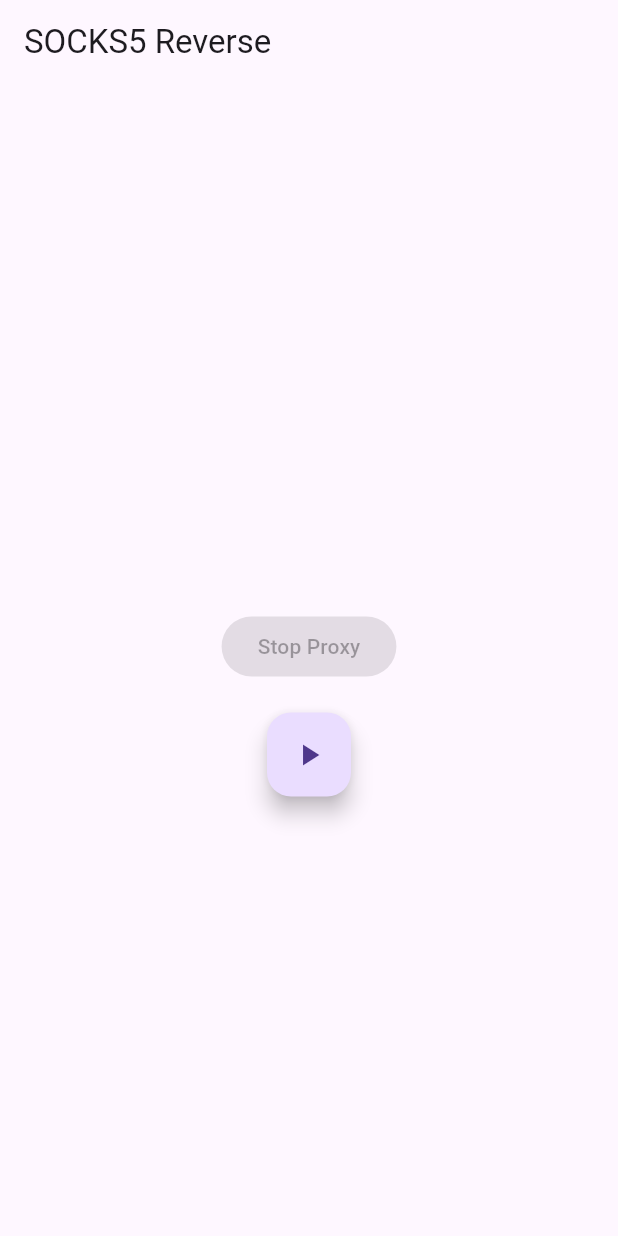
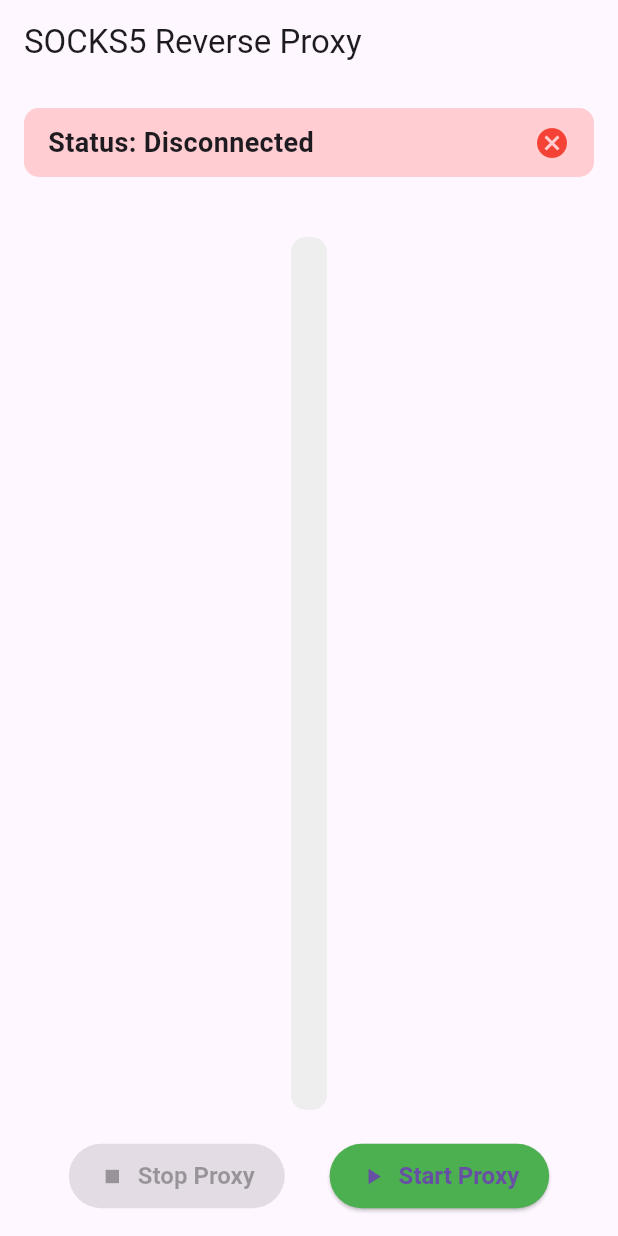
Before and after one commit to weiroot94/reverse-proxy-sys, a Flutter app: the screen it shows after launch, on a phone screen of 412 x 824 dp. Run offline on Flutter 3.47's test engine with Material 3 defaults, Android fonts, the light colour scheme and no system bars; our stand-ins replace cloud_firestore, firebase_auth, firebase_messaging, firebase_storage, flutter_local_notifications, fluttertoast and 4 more; accounts and stored records are empty.

Commit message:
slave_revise: refactor the code, update UI layout

```diff
--- a/slave-node/socks_five_test/lib/main.dart
+++ b/slave-node/socks_five_test/lib/main.dart
@@ -1,7 +1,8 @@
 import 'package:flutter/material.dart';
-import 'package:http/http.dart' as http;
 import 'dart:io';
 import 'dart:typed_data';
+
+import 'tun_socks.dart';
 import 'socks5_session.dart';
 
 void main() {
@@ -23,243 +24,32 @@ class MyHomePage extends StatefulWidget {
 }
 
 class _MyHomePageState extends State<MyHomePage> {
-  Socket? _master_conn;
-  Socket? _dest_conn;
-  bool _isConnected = false;
-  bool _isConnecting = false;
-  bool _isManualyStopped = false;
-  int _retryAttempts = 0;
-  String _connectionStatus = "";
-
-  States currentState = States.handshake;
-
-  // Perform Internet speed test
-  bool _inCheckingSpeedStage = false;
-  final int _expectedDataSize = 5000000;
-  int _recvBytes = 0;
-  Stopwatch? _checkTimer;
+  late TunSocks _tunSocks;
+  String _connectionStatus = "Disconnected";
+  String _logMessages = "";
 
   @override
   void initState() {
     super.initState();
-  }
-
-  // Retry logic to reconnect when connection is broken
-  Future<void> _retryConnection() {
-    // Retry logic to reconnect when connection is broken
-    if (_retryAttempts % 5 != 0 || _retryAttempts == 0) {
-      // Retry the connection every 5 seconds
-      Future.delayed(Duration(seconds: 5), () async {
-        _retryAttempts++;
-        print('Retrying connection... Attempt $_retryAttempts');
-        await _startProxyServer();
-      });
-    } else {
-      // After every 5 attempts, wait for 1 minute
-      print('Reached 5 attempts. Waiting for 1 minute before retrying.');
-      Future.delayed(Duration(minutes: 1), () async {
-        _retryAttempts++;
-        print('Resuming retries after 1 minute. Attempt $_retryAttempts');
-        await _startProxyServer();
-      });
-    }
-
-    return Future.value();
-  }
-
-  Future<double> _performSpeedTest(String url) async {
-    final stopwatch = Stopwatch()..start();
-
-    try {
-      final response = await http.get(Uri.parse(url));
-      stopwatch.stop();
-
-      if (response.statusCode == 200) {
-        final contentLength = response.contentLength ?? 0;
-        final elapsedTime = stopwatch.elapsedMilliseconds / 1000; // in seconds
-
-        // Calculate speed in Mbps
-        final speedMbps = (contentLength * 8) / (elapsedTime * 1000000);
-        return speedMbps;
-      } else {
-        print('Failed to download file: ${response.statusCode}');
-        return 0.0;
-      }
-    } catch (e) {
-      print('Error during speed test: $e');
-      return 0.0;
-    }
-  }
-
-  Future<void> _startProxyServer() async {
-    setState(() {
-      _isConnecting = true;
-      _isManualyStopped = false;
-      _connectionStatus = "Connecting...";
-    });
-
-    final host = '188.245.104.81';
-    // final host = '192.168.12.244';
-
-    final port = 8000;
-
-    try {
-      _master_conn = await Socket.connect(host, port);
-      print('Connected to master node: $host:$port');
-
-      setState(() {
-        _isConnected = true;
-        _isConnecting = false;
-        _connectionStatus = "Connected to master node, waiting for client requests...";
-      });
-
-      _master_conn!.listen(
-        (data) {
-          _processData(data);
-        },
-        onDone: () {
-          print('Master connection closed');
-          setState(() {
-            _isConnected = false;
-            _isConnecting = false;
-            _connectionStatus = "Connection closed";
-          });
-
-          if (!_isManualyStopped)
-            _retryConnection();
-        },
-        onError: (error) {
-          print('Master connection error: $error');
-          _master_conn?.close();
-          _dest_conn?.destroy();
-          setState(() {
-            _isConnected = false;
-            _isConnecting = false;
-            _connectionStatus = "Connection error, trying to reconnect...";
-          });
-          _retryConnection();
-        },
-      );
-    } catch (e) {
-      print('Failed to connect to primary connection: $e');
-      setState(() {
-        _isConnecting = false;
-        _connectionStatus = "Failed to connect, trying to reconnect...";
-      });
-      _retryConnection();
-    }
-    return Future.value();
-  }
-
-  int _bytesToInt(List<int> bytes) {
-    return bytes.fold(0, (previousValue, element) => (previousValue << 8) + element);
-  }
-
-  List<int> _intToBytes(int value) {
-    return [
-      (value >> 24) & 0xFF,
-      (value >> 16) & 0xFF,
-      (value >> 8) & 0xFF,
-      value & 0xFF,
-    ];
-  }
-
-  void _sendToMasterInProtocol(int sessionId, List<int> data) {
-    List<int> header = _intToBytes(sessionId) + _intToBytes(data.length);
-    List<int> packet = header + data;
-
-    print('sessionId ${sessionId} SEND : ${data.length} bytes');
-
-    _master_conn?.add(packet);
-  }
-
-  void _processData(List<int> data) async {
-    try {
-        String command = String.fromCharCodes(data).trim();
-
-        if (command.startsWith('SPEED_TEST')) {
-          // Master sends SPEED_TEST command with the URL
-          String url = command.split(' ')[1];
-          print('Received speed test command. Testing URL: $url');
-
-          // Perform speed test
-          double speedMbps = await _performSpeedTest(url);
-          print('Speed test result: $speedMbps Mbps');
-
-          // Send result back to the master
-          Uint8List result = Uint8List.fromList('SPEED $speedMbps\n'.codeUnits);
-          _master_conn?.add(result);
-          await _master_conn?.flush();
-          return;
-        }
-
-        // Parse master-slave protocol
-        // Frame Structure:
-        // Session ID (4 bytes)
-        // Payload Length (4 bytes)
-        // Payload Data
-        int offset = 0;
-        while (offset < data.length) {
-          print('Received ${data.length} bytes from master');
-          // Parse the session ID and payload length
-          if (data.length - offset < 8) {
-            // Not enough data for header
-            break;
-          }
-
-          int sessionId = _bytesToInt(data.sublist(offset, offset + 4));
-          int payloadLength = _bytesToInt(data.sublist(offset + 4, offset + 8));
-          offset += 8;
-
-          // Check if the entire payload is available
-          if (data.length - offset < payloadLength) {
-            // Not enough data for payload
-            print('sessionId ${sessionId} ERR PAYLOAD : ${payloadLength} bytes');
-            break;
-          }
-
-          // Extract payload
-          List<int> payload = data.sublist(offset, offset + payloadLength);
-          offset += payloadLength;
-
-          print('sessionId ${sessionId} RECV: ${payloadLength} bytes');
-
-          // Handle the payload for the session
-          Socks5Session session;
-          if (sessions.containsKey(sessionId)) {
-            session = sessions[sessionId]!;
-          } else {
-            // Create a new session
-            session = Socks5Session(sessionId, _master_conn, _sendToMasterInProtocol);
-            sessions[sessionId] = session;
-          }
-
-          // Process the payload within the session
-          await session.processSocks5Data(payload);
-        }
-    } catch (e) {
-      print('Error processing data: $e');
-      _master_conn?.close();
-    }
-  }
-
-  // Stop proxy server and close connection
-  void _stopProxyServer() {
-    if (_master_conn != null) {
-      _master_conn!.close();
-      setState(() {
-        _isConnected = false;
-        _isManualyStopped = true;
-        _connectionStatus = "Disconnected";
-      });
-      print('Proxy server stopped');
-    }
+    _tunSocks = TunSocks(
+      host: '188.245.104.81',
+      port: 8000,
+      logCallback: (message) {
+        setState(() {
+          _logMessages += '$message\n';
+        });
+      },
+      connectionStatusCallback: (connected) {
+        setState(() {
+          _connectionStatus = connected ? "Connected" : "Disconnected";
+        });
+      },
+    );
   }
 
   @override
   void dispose() {
-    _master_conn?.destroy();
-    _dest_conn?.destroy();
+    _tunSocks.stopTunnel();
     super.dispose();
   }
 
@@ -267,31 +57,92 @@ class _MyHomePageState extends State<MyHomePage> {
   Widget build(BuildContext context) {
     return Scaffold(
       appBar: AppBar(
-        title: Text('SOCKS5 Reverse'),
+        title: Text('SOCKS5 Reverse Proxy'),
       ),
-      body: Center(
+      body: Padding(
+        padding: const EdgeInsets.all(16.0),
         child: Column(
-          mainAxisAlignment: MainAxisAlignment.center,
+          crossAxisAlignment: CrossAxisAlignment.center,
           children: [
             // Connection status bar
-            Padding(
-              padding: const EdgeInsets.all(16.0),
-              child: Text(
-                '$_connectionStatus',
-                style: TextStyle(fontSize: 18, fontWeight: FontWeight.bold),
+            Container(
+              padding: const EdgeInsets.symmetric(vertical: 10.0, horizontal: 16.0),
+              decoration: BoxDecoration(
+                color: _connectionStatus == "Connected" ? Colors.green[100] : Colors.red[100],
+                borderRadius: BorderRadius.circular(10),
+              ),
+              child: Row(
+                mainAxisAlignment: MainAxisAlignment.spaceBetween,
+                children: [
+                  Text(
+                    'Status: $_connectionStatus',
+                    style: TextStyle(fontSize: 18, fontWeight: FontWeight.bold),
+                  ),
+                  Icon(
+                    _connectionStatus == "Connected" ? Icons.check_circle : Icons.cancel,
+                    color: _connectionStatus == "Connected" ? Colors.green : Colors.red,
+                  ),
+                ],
               ),
             ),
-            // Stop Proxy Button
-            ElevatedButton(
-              onPressed: _isConnected ? _stopProxyServer : null,
-              child: Text('Stop Proxy'),
+            SizedBox(height: 40),
+            // Log Messages
+            Expanded(
+              child: Container(
+                padding: const EdgeInsets.all(12.0),
+                decoration: BoxDecoration(
+                  color: Colors.grey[200],
+                  borderRadius: BorderRadius.circular(10),
+                ),
+                child: SingleChildScrollView(
+                  child: Text(
+                    _logMessages,
+                    style: TextStyle(fontSize: 14),
+                    textAlign: TextAlign.center,
+                  ),
+                ),
+              ),
             ),
             SizedBox(height: 20),
-            // Start Proxy Button
-            FloatingActionButton(
-              onPressed: (!_isConnected && !_isConnecting) ? _startProxyServer : null,
-              tooltip: 'Start Proxy',
-              child: Icon(Icons.play_arrow),
+            // Action Buttons
+            Row(
+              mainAxisAlignment: MainAxisAlignment.spaceEvenly,
+              children: [
+                ElevatedButton(
+                  onPressed: _tunSocks.currentState == ProxyState.connected
+                      ? _tunSocks.stopTunnel
+                      : null,
+                  style: ElevatedButton.styleFrom(
+                    backgroundColor: Colors.red,
+                    padding: const EdgeInsets.symmetric(horizontal: 20.0, vertical: 12.0),
+                    textStyle: TextStyle(fontSize: 16, fontWeight: FontWeight.bold),
+                  ),
+                  child: Row(
+                    children: [
+                      Icon(Icons.stop),
+                      SizedBox(width: 8),
+                      Text('Stop Proxy'),
+                    ],
+                  ),
+                ),
+                ElevatedButton(
+                  onPressed: _tunSocks.currentState == ProxyState.disconnected
+                      ? _tunSocks.startTunnel
+                      : null,
+                  style: ElevatedButton.styleFrom(
+                    backgroundColor: Colors.green,
+                    padding: const EdgeInsets.symmetric(horizontal: 20.0, vertical: 12.0),
+                    textStyle: TextStyle(fontSize: 16, fontWeight: FontWeight.bold),
+                  ),
+                  child: Row(
+                    children: [
+                      Icon(Icons.play_arrow),
+                      SizedBox(width: 8),
+                      Text('Start Proxy'),
+                    ],
+                  ),
+                ),
+              ],
             ),
           ],
         ),
--- a/slave-node/socks_five_test/lib/socks5_session.dart
+++ b/slave-node/socks_five_test/lib/socks5_session.dart
@@ -88,7 +88,6 @@ class Socks5Session {
 
             try {
               _dest_conn = await Socket.connect(address, port, timeout: Duration(seconds: 5));
-              print('SOCKS5 RESOLVE $address:$port');
 
               // Reply: succeeded
               _sendData(Uint8List.fromList([5, 0, 0, 1, 0, 0, 0, 0, 0, 0]));
--- /dev/null
+++ b/slave-node/socks_five_test/lib/tun_socks.dart
@@ -0,0 +1,217 @@
+import 'dart:io';
+import 'package:logging/logging.dart';
+import 'package:http/http.dart' as http;
+import 'dart:async';
+import 'dart:typed_data';
+
+import 'socks5_session.dart';
+
+enum ProxyState {
+  disconnected,
+  connecting,
+  connected,
+  manuallyStopped,
+}
+
+class TunSocks {
+  final String host;
+  final int port;
+  late Socket? _masterConn;
+  late Socket? _destConn;
+
+  ProxyState currentState = ProxyState.disconnected;
+  int retryAttempts = 0;
+
+  final Function(String) logCallback;
+  final Function(bool) connectionStatusCallback;
+
+  TunSocks({
+    required this.host,
+    required this.port,
+    required this.logCallback,
+    required this.connectionStatusCallback,
+  });
+
+  Future<void> startTunnel() async {
+    if (currentState == ProxyState.connecting || currentState == ProxyState.connected) {
+      return;
+    }
+
+    currentState = ProxyState.connecting;
+    logCallback('Connecting to master node...');
+    connectionStatusCallback(false);
+
+    try {
+      _masterConn = await Socket.connect(host, port);
+      logCallback('Connected to master node: $host:$port');
+
+      currentState = ProxyState.connected;
+      connectionStatusCallback(true);
+
+      _masterConn!.listen(
+        (data) {
+          _processData(data);
+        },
+        onDone: () {
+          logCallback('Master connection closed');
+          currentState = ProxyState.disconnected;
+          connectionStatusCallback(false);
+
+          if (currentState != ProxyState.manuallyStopped) {
+            _retryConnection();
+          }
+        },
+        onError: (error) {
+          logCallback('Master connection error: $error');
+          _cleanupConnections();
+          connectionStatusCallback(false);
+          _retryConnection();
+        },
+      );
+    } catch (e) {
+      logCallback('Failed to connect to master: $e');
+      currentState = ProxyState.disconnected;
+      connectionStatusCallback(false);
+      _retryConnection();
+    }
+  }
+
+  Future<void> _retryConnection() async {
+    if (retryAttempts % 5 != 0 || retryAttempts == 0) {
+      Future.delayed(Duration(seconds: 5), () {
+        retryAttempts++;
+        logCallback('Retrying connection... Attempt $retryAttempts');
+        startTunnel();
+      });
+    } else {
+      Future.delayed(Duration(minutes: 1), () {
+        retryAttempts++;
+        logCallback('Resuming retries after 1 minute. Attempt $retryAttempts');
+        startTunnel();
+      });
+    }
+  }
+
+  void _processData(List<int> data) async {
+    try {
+        // Process data based on received commands
+        String command = String.fromCharCodes(data).trim();
+        if (command.startsWith('SPEED_TEST')) {
+            String url = command.split(' ')[1];
+            double speedMbps = await _performSpeedTest(url);
+
+            logCallback('Speed test result: $speedMbps Mbps');
+
+            // Send result back to the master
+            Uint8List result = Uint8List.fromList('SPEED $speedMbps\n'.codeUnits);
+            _masterConn?.add(result);
+            await _masterConn?.flush();
+            return;
+        }
+
+        // Parse master-slave protocol
+        // Frame Structure:
+        // Session ID (4 bytes)
+        // Payload Length (4 bytes)
+        // Payload Data
+        int offset = 0;
+        while (offset < data.length) {
+            // Parse the session ID and payload length
+            if (data.length - offset < 8) {
+            // Not enough data for header
+            break;
+            }
+
+            int sessionId = _bytesToInt(data.sublist(offset, offset + 4));
+            int payloadLength = _bytesToInt(data.sublist(offset + 4, offset + 8));
+            offset += 8;
+
+            // Check if the entire payload is available
+            if (data.length - offset < payloadLength) {
+                // Not enough data for payload
+                logCallback('sessionId ${sessionId} ERR PAYLOAD : ${payloadLength} bytes');
+                break;
+            }
+
+            // Extract payload
+            List<int> payload = data.sublist(offset, offset + payloadLength);
+            offset += payloadLength;
+
+            // Handle the payload for the session
+            Socks5Session session;
+            if (sessions.containsKey(sessionId)) {
+            session = sessions[sessionId]!;
+            } else {
+            // Create a new session
+            session = Socks5Session(sessionId, _masterConn, _sendToMasterInProtocol);
+            sessions[sessionId] = session;
+            }
+
+            // Process the payload within the session
+            await session.processSocks5Data(payload);
+        }
+    } catch (e) {
+      logCallback('Error processing data: $e');
+      _cleanupConnections();
+    }
+  }
+
+  Future<double> _performSpeedTest(String url) async {
+    final stopwatch = Stopwatch()..start();
+
+    try {
+      final response = await http.get(Uri.parse(url));
+      stopwatch.stop();
+
+      if (response.statusCode == 200) {
+        final contentLength = response.contentLength ?? 0;
+        final elapsedTime = stopwatch.elapsedMilliseconds / 1000; // in seconds
+
+        // Calculate speed in Mbps
+        final speedMbps = (contentLength * 8) / (elapsedTime * 1000000);
+        return speedMbps;
+      } else {
+        print('Failed to test url: ${response.statusCode}');
+        return 0.0;
+      }
+    } catch (e) {
+      print('Error during speed test: $e');
+      return 0.0;
+    }
+  }
+
+  int _bytesToInt(List<int> bytes) {
+    return bytes.fold(0, (previousValue, element) => (previousValue << 8) + element);
+  }
+
+  List<int> _intToBytes(int value) {
+    return [
+      (value >> 24) & 0xFF,
+      (value >> 16) & 0xFF,
+      (value >> 8) & 0xFF,
+      value & 0xFF,
+    ];
+  }
+
+  void _sendToMasterInProtocol(int sessionId, List<int> data) {
+    List<int> header = _intToBytes(sessionId) + _intToBytes(data.length);
+    List<int> packet = header + data;
+
+    _masterConn?.add(packet);
+  }
+
+  void stopTunnel() {
+    currentState = ProxyState.manuallyStopped;
+    _cleanupConnections();
+    connectionStatusCallback(false);
+    logCallback('Proxy server stopped.');
+  }
+
+  void _cleanupConnections() {
+    _masterConn?.close();
+    _destConn?.destroy();
+    _masterConn = null;
+    _destConn = null;
+    currentState = ProxyState.disconnected;
+  }
+}
```
